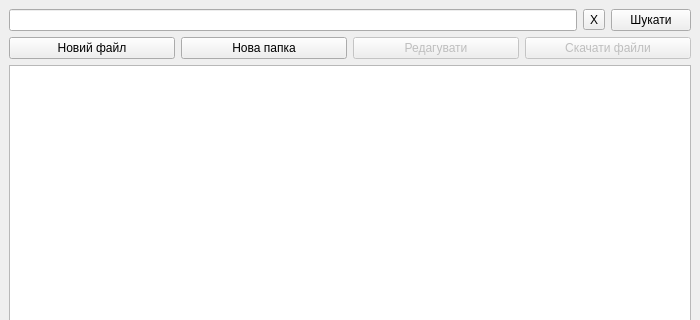
andrii-shchur/TeleCloud, file gui/main.ui: the form before one commit; both pictures show x 0 to 700 and y 0 to 320 of the 700 by 850 pixel window.
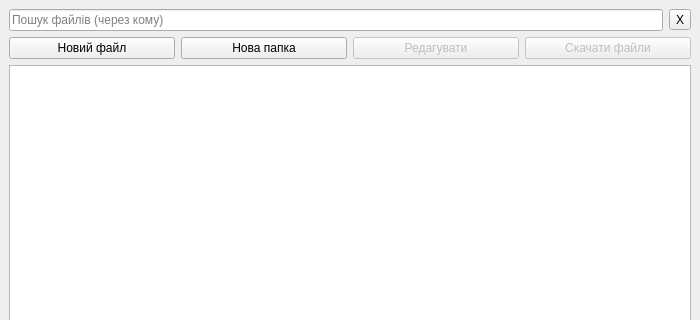
The form after the commit. Icons and pictures are not drawn.

Commit message: Better search + checks

```diff
--- a/gui/main.ui
+++ b/gui/main.ui
@@ -22,7 +22,11 @@
     <item>
      <layout class="QHBoxLayout" name="horizontalLayout">
       <item>
-       <widget class="QLineEdit" name="search_line"/>
+       <widget class="QLineEdit" name="search_line">
+        <property name="placeholderText">
+         <string>Пошук файлів (через кому)</string>
+        </property>
+       </widget>
       </item>
       <item>
        <widget class="QToolButton" name="cancel_search_button">
@@ -31,13 +35,6 @@
         </property>
        </widget>
       </item>
-      <item>
-       <widget class="QPushButton" name="search_button">
-        <property name="text">
-         <string>Шукати</string>
-        </property>
-       </widget>
-      </item>
      </layout>
     </item>
     <item>
```
Left out of the diff: 2 changed lines with no effect on the pictures. The commit also changes 2 other files.
